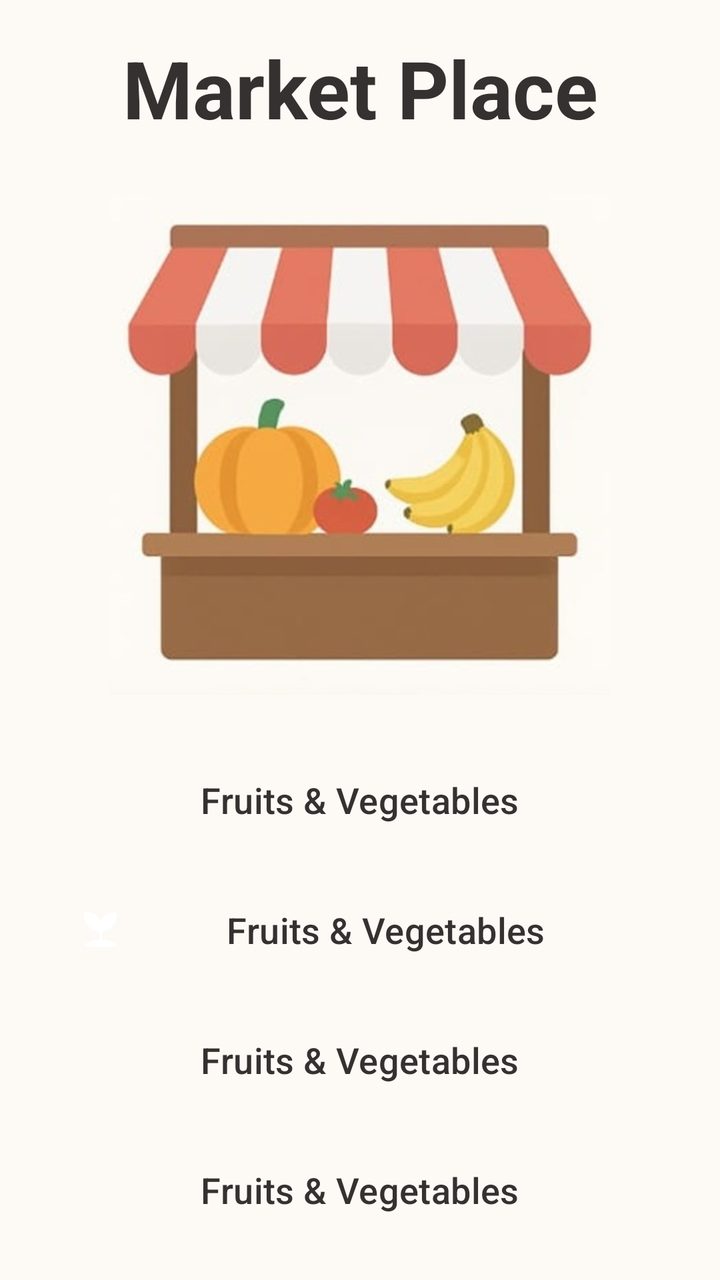
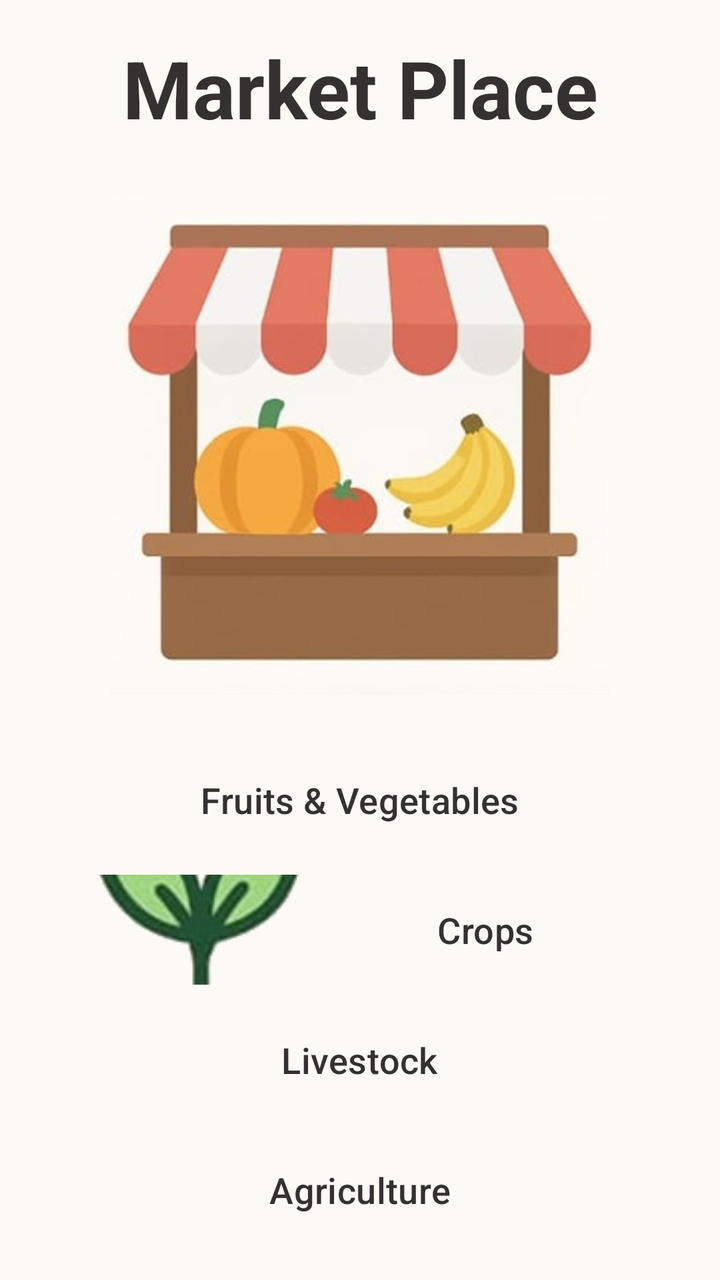

The first picture is an Android layout as it rendered before a commit; the second is the same layout after the commit. The layout source and the unified diff follow.
<!-- AndroidManifest.xml: application theme Theme.Sakha -->
<!-- res/layout/activity_market.xml -->
<?xml version="1.0" encoding="utf-8"?>
<LinearLayout xmlns:android="http://schemas.android.com/apk/res/android"
    xmlns:app="http://schemas.android.com/apk/res-auto"
    android:layout_width="match_parent"
    android:layout_height="match_parent"
    android:orientation="vertical"
    android:background="@color/market_bg"
    android:gravity="center"
    android:id="@+id/market">

    <TextView
        android:layout_width="match_parent"
        android:layout_height="55dp"
        android:text="@string/market_place"
        android:textAlignment="center"
        android:textSize="40sp"
        android:layout_marginBottom="25dp"
        android:textColor="@color/gray"
        android:textStyle="bold"/>

    <ImageView
        android:layout_width="250dp"
        android:layout_height="250dp"
        android:contentDescription="@string/market_place"
        android:src="@drawable/market_pfp"/>

    <Button
        android:id="@+id/fruits_and_vegetables"
        android:text="@string/fruitandvegetables"
        android:drawableLeft=""
        android:layout_marginTop="25dp"
        style="@style/market_stylePresets"/>

    <Button
        android:id="@+id/crops"
        android:text="@string/fruitandvegetables"
        app:icon = "@drawable/crops_icon"
        style="@style/market_stylePresets"/>

    <Button
        android:id="@+id/livestock"
        android:text="@string/fruitandvegetables"
        android:drawableLeft=""
        style="@style/market_stylePresets"/>

    <Button
        android:id="@+id/agriculture"
        android:text="@string/fruitandvegetables"
        android:drawableLeft=""
        style="@style/market_stylePresets"/>

</LinearLayout>
<!-- resources referenced by this layout -->
<resources>
  <color name="gray">#353131</color>
  <color name="market_bg">#FDFAF5</color>
  <!-- drawable crops_icon: png bitmap (drawable, 18651 bytes) -->
  <!-- drawable market_pfp: jpeg bitmap (drawable, 22528 bytes) -->
  <string name="fruitandvegetables">Fruits &amp; Vegetables</string>
  <string name="market_place">Market Place</string>
  <style name="market_stylePresets">
          <item name="android:layout_width">325dp</item>
          <item name="android:layout_height">55dp</item>
          <item name="android:background">@color/transparentBg</item>
          <item name="android:textColor">@color/gray</item>
          <item name="android:textSize">18sp</item>
          <item name="android:elevation">10dp</item>
          <item name="android:layout_marginTop">10dp</item>
      </style>
  <style name="Theme.Sakha" parent="Base.Theme.Sakha" />
  <color name="transparentBg">#00000000</color>
  <style name="Base.Theme.Sakha" parent="Theme.Material3.DayNight.NoActionBar">
          
          
      </style>
</resources>

<!-- the commit's change to res/layout/activity_market.xml (unified diff, before → after) -->
@@ -24,28 +24,28 @@
         android:contentDescription="@string/market_place"
         android:src="@drawable/market_pfp"/>
 
-    <Button
+    <com.google.android.material.button.MaterialButton
         android:id="@+id/fruits_and_vegetables"
         android:text="@string/fruitandvegetables"
         android:drawableLeft=""
         android:layout_marginTop="25dp"
         style="@style/market_stylePresets"/>
 
-    <Button
+    <com.google.android.material.button.MaterialButton
         android:id="@+id/crops"
-        android:text="@string/fruitandvegetables"
-        app:icon = "@drawable/crops_icon"
+        android:text="@string/crops"
+        android:drawableLeft="@drawable/crops_icon"
         style="@style/market_stylePresets"/>
 
-    <Button
+    <com.google.android.material.button.MaterialButton
         android:id="@+id/livestock"
-        android:text="@string/fruitandvegetables"
+        android:text="@string/livestock"
         android:drawableLeft=""
         style="@style/market_stylePresets"/>
 
-    <Button
+    <com.google.android.material.button.MaterialButton
         android:id="@+id/agriculture"
-        android:text="@string/fruitandvegetables"
+        android:text="@string/agriculture"
         android:drawableLeft=""
         style="@style/market_stylePresets"/>
 
<!-- resource entries referenced after the edit -->
@@ -4,7 +4,10 @@
   <color name="market_bg">#FDFAF5</color>
   <!-- drawable crops_icon: png bitmap (drawable, 18651 bytes) -->
   <!-- drawable market_pfp: jpeg bitmap (drawable, 22528 bytes) -->
+  <string name="agriculture">Agriculture</string>
+  <string name="crops">Crops</string>
   <string name="fruitandvegetables">Fruits &amp; Vegetables</string>
+  <string name="livestock">Livestock</string>
   <string name="market_place">Market Place</string>
   <style name="market_stylePresets">
           <item name="android:layout_width">325dp</item>
